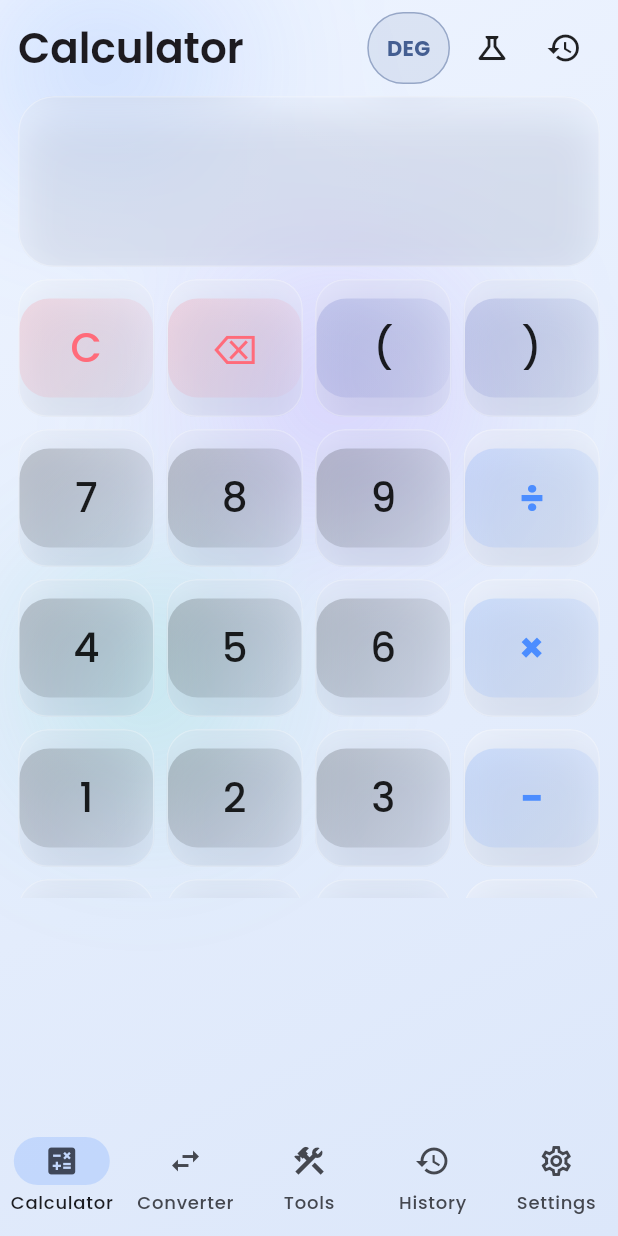
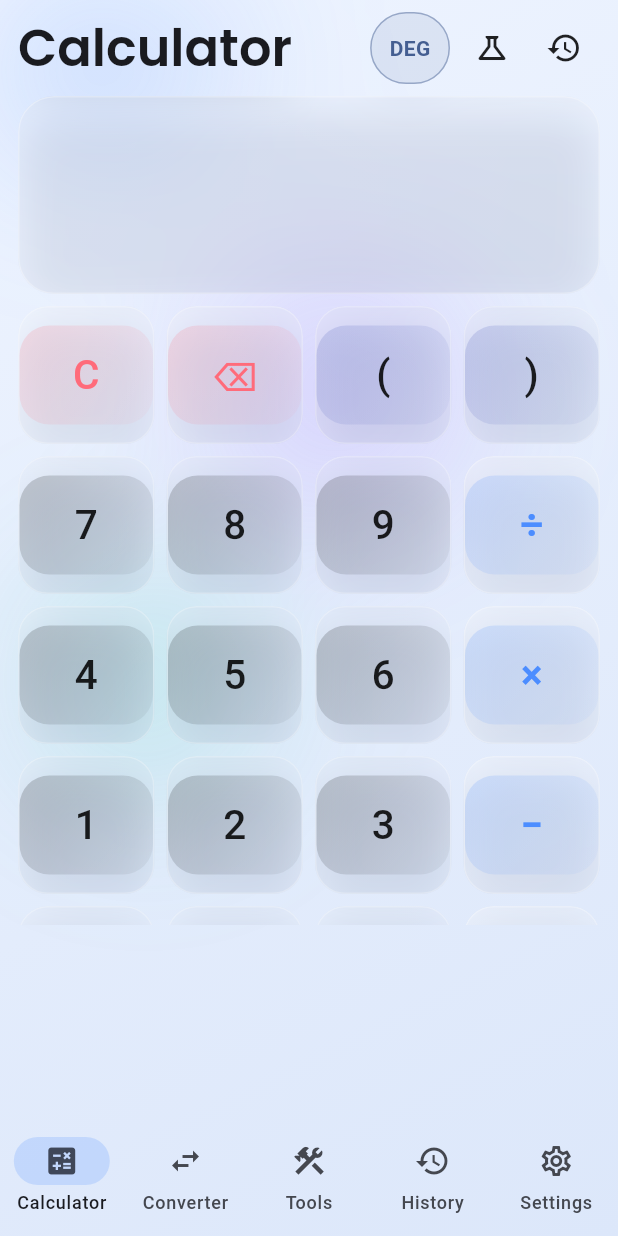
Before and after one commit to Naoya12346/glass-calculator, a Flutter app: the screen it shows after launch, on a phone screen of 412 x 824 dp. Run offline on Flutter 3.47's test engine with Material 3 defaults, Android fonts, the phone set to English and light mode, and no system bars; drawn by our look-alikes of flutter_animate; our stand-ins replace flutter_riverpod, flutter_slidable, google_fonts, material_ui, share_plus, shared_preferences.

Commit message:
Fix remaining CI type and import errors

```diff
--- a/lib/core/theme/app_theme.dart
+++ b/lib/core/theme/app_theme.dart
@@ -22,19 +22,32 @@ class AppTheme {
           )
         : scheme;
 
-    final baseText = GoogleFonts.poppinsTextTheme();
-    final textTheme = baseText.copyWith(
-      displayLarge: baseText.displayLarge?.copyWith(
-        fontFeatures: const <FontFeature>[FontFeature.tabularFigures()],
+    const tabular = <FontFeature>[FontFeature.tabularFigures()];
+    final textTheme = TextTheme(
+      displayLarge: GoogleFonts.poppins(
+        fontSize: 72,
+        fontWeight: FontWeight.w300,
         letterSpacing: -1.5,
+        fontFeatures: tabular,
       ),
-      displayMedium: baseText.displayMedium?.copyWith(
-        fontFeatures: const <FontFeature>[FontFeature.tabularFigures()],
+      displayMedium: GoogleFonts.poppins(
+        fontSize: 60,
+        fontWeight: FontWeight.w400,
         letterSpacing: -1,
+        fontFeatures: tabular,
       ),
-      headlineMedium: baseText.headlineMedium?.copyWith(fontWeight: FontWeight.w600),
-      titleLarge: baseText.titleLarge?.copyWith(fontWeight: FontWeight.w600),
-      bodyLarge: baseText.bodyLarge?.copyWith(fontWeight: FontWeight.w500),
+      headlineMedium: GoogleFonts.poppins(
+        fontSize: 34,
+        fontWeight: FontWeight.w600,
+      ),
+      titleLarge: GoogleFonts.poppins(
+        fontSize: 22,
+        fontWeight: FontWeight.w600,
+      ),
+      bodyLarge: GoogleFonts.poppins(
+        fontSize: 16,
+        fontWeight: FontWeight.w500,
+      ),
     );
 
     return ThemeData(
--- a/lib/features/calculator/presentation/history_sheet.dart
+++ b/lib/features/calculator/presentation/history_sheet.dart
@@ -6,7 +6,7 @@ import '../../calculator/providers/calculator_provider.dart';
 import '../../settings/data/settings_provider.dart';
 import '../../../core/constants/app_strings.dart';
 import '../../../core/widgets/glass_container.dart';
-import '../../../history/presentation/history_list.dart';
+import '../../history/presentation/history_list.dart';
 
 Future<void> showHistorySheet(BuildContext context) {
   return showModalBottomSheet<void>(
@@ -23,7 +23,7 @@ Future<void> showHistorySheet(BuildContext context) {
         builder: (context, scrollController) {
           return Consumer(
             builder: (context, ref, _) {
-              final strings = AppStrings(ref.watch(settingsProvider).language);
+              final strings = AppStrings(ref.watch(settingsProvider).state.language);
               return Padding(
                 padding: const EdgeInsets.fromLTRB(
                   AppSpacing.md,
--- a/lib/features/extras/presentation/tools_page.dart
+++ b/lib/features/extras/presentation/tools_page.dart
@@ -14,7 +14,7 @@ class ToolsPage extends ConsumerWidget {
 
   @override
   Widget build(BuildContext context, WidgetRef ref) {
-    final strings = AppStrings(ref.watch(settingsProvider).language);
+    final strings = AppStrings(ref.watch(settingsProvider).state.language);
     return DefaultTabController(
       length: 7,
       child: SingleChildScrollView(
--- a/lib/features/history/presentation/history_list.dart
+++ b/lib/features/history/presentation/history_list.dart
@@ -130,7 +130,7 @@ class _HistoryTile extends ConsumerWidget {
   @override
   Widget build(BuildContext context, WidgetRef ref) {
     final strings = AppStrings(
-      ref.watch(settingsProvider).language,
+      ref.watch(settingsProvider).state.language,
     );
 
     return Slidable(
--- a/lib/features/history/presentation/history_page.dart
+++ b/lib/features/history/presentation/history_page.dart
@@ -13,7 +13,7 @@ class HistoryPage extends ConsumerWidget {
 
   @override
   Widget build(BuildContext context, WidgetRef ref) {
-    final strings = AppStrings(ref.watch(settingsProvider).language);
+    final strings = AppStrings(ref.watch(settingsProvider).state.language);
 
     return Padding(
       padding: const EdgeInsets.all(AppSpacing.md),
```
